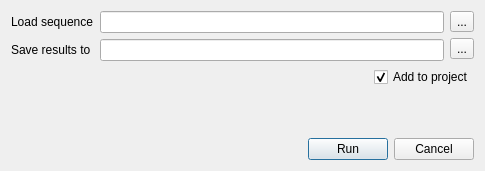
Above: src/plugins/query_designer/src/ui/RunQueryDialog.ui from violethaze74/ugene before the change. Below: the same form after it.
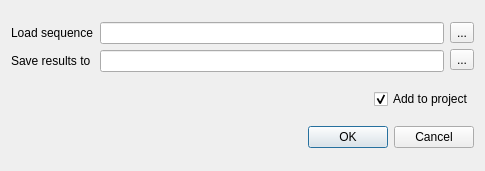
That is the form after the change.

Commit message: Help system for all dialogs, UI improvements for all dialogs.

```diff
--- a/src/plugins/query_designer/src/ui/RunQueryDialog.ui
+++ b/src/plugins/query_designer/src/ui/RunQueryDialog.ui
@@ -129,48 +129,11 @@
     </layout>
    </item>
    <item>
-    <spacer name="verticalSpacer">
-     <property name="orientation">
-      <enum>Qt::Vertical</enum>
+    <widget class="QDialogButtonBox" name="buttonBox">
+     <property name="standardButtons">
+      <set>QDialogButtonBox::Cancel|QDialogButtonBox::Ok</set>
      </property>
-     <property name="sizeHint" stdset="0">
-      <size>
-       <width>20</width>
-       <height>0</height>
-      </size>
-     </property>
-    </spacer>
-   </item>
-   <item>
-    <layout class="QHBoxLayout" name="horizontalLayout_2">
-     <item>
-      <spacer name="horizontalSpacer">
-       <property name="orientation">
-        <enum>Qt::Horizontal</enum>
-       </property>
-       <property name="sizeHint" stdset="0">
-        <size>
-         <width>40</width>
-         <height>20</height>
-        </size>
-       </property>
-      </spacer>
-     </item>
-     <item>
-      <widget class="QPushButton" name="runBtn">
-       <property name="text">
-        <string>Run</string>
-       </property>
-      </widget>
-     </item>
-     <item>
-      <widget class="QPushButton" name="cancelBtn">
-       <property name="text">
-        <string>Cancel</string>
-       </property>
-      </widget>
-     </item>
-    </layout>
+    </widget>
    </item>
   </layout>
  </widget>
```
Left out of the diff: 10 changed lines with no effect on the pictures. The commit also changes 309 other files.
